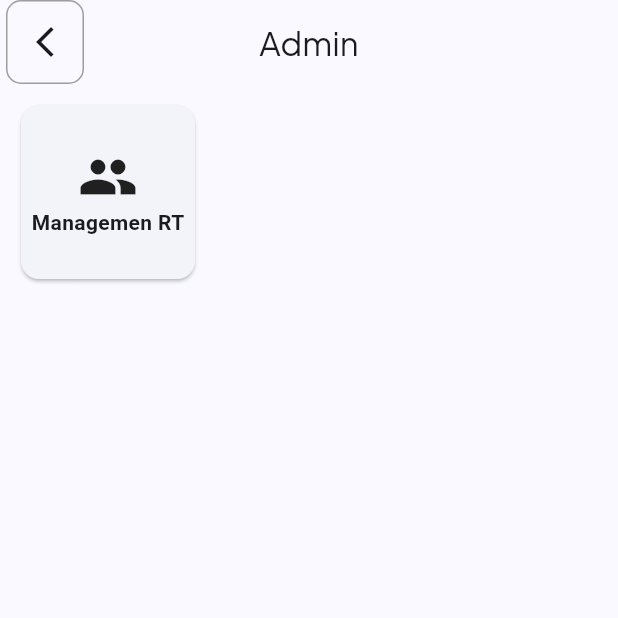
After one commit to IKHINtech/sirnawa-mobile, a Flutter app: the HomeScreen screen opened by its route, after a tap on "Admin", on a phone screen of 412 x 824 dp, the top half of it. The commit adds this screen. Run offline on Flutter 3.47's test engine with Material 3 defaults, Android fonts, the phone set to English and light mode, and no system bars; our stand-ins replace cookie_jar, dio, dio_cookie_manager, flutter_dotenv, freezed_annotation, go_router and 3 more; accounts and stored records are empty; network calls fail; Roboto replaces fonts that are missing (Merriweather Sans).

Commit message:
[update] add custom app bar

```diff
--- a/lib/config/depedencies.dart
+++ b/lib/config/depedencies.dart
@@ -1,6 +1,7 @@
 import 'package:flutter/widgets.dart';
 import 'package:provider/provider.dart';
 import 'package:provider/single_child_widget.dart';
+import 'package:sirnawa_mobile/config/app_config.dart';
 import 'package:sirnawa_mobile/data/repositories/auth/auth_repository.dart';
 import 'package:sirnawa_mobile/data/repositories/auth/auth_repository_remote.dart';
 import 'package:sirnawa_mobile/data/repositories/rt/rt_repository.dart';
@@ -19,7 +20,7 @@ List<SingleChildWidget> get providersRemote {
     Provider<AuthApiClient>(create: (BuildContext context) => AuthApiClient()),
     Provider<ApiClient>(
       create:
-          (BuildContext context) => ApiClient(baseUrl: ""),
+          (BuildContext context) => ApiClient(baseUrl: AppConfig.apiBaseUrl),
     ),
     Provider<SharedPreferencesService>(
       create: (context) => SharedPreferencesService(),
@@ -28,7 +29,7 @@ List<SingleChildWidget> get providersRemote {
       create:
           (BuildContext context) =>
               AuthRepositoryRemote(
-                userService: UserService(context.read<ApiClient>()),
+                    userService: UserService(context.read<ApiClient>()),
                     authApiClient: context.read<AuthApiClient>(),
                     apiClient: context.read<ApiClient>(),
                     sharedPreferencesService:
--- a/lib/data/services/api/auth_api_client.dart
+++ b/lib/data/services/api/auth_api_client.dart
@@ -1,11 +1,12 @@
 import 'package:dio/dio.dart';
+import 'package:sirnawa_mobile/config/app_config.dart';
 import 'package:sirnawa_mobile/data/services/api/model/login_request/login_request.dart';
 import 'package:sirnawa_mobile/data/services/api/model/login_response/login_response.dart';
 import 'package:sirnawa_mobile/utils/result.dart';
 
 class AuthApiClient {
   AuthApiClient({Dio? dio})
-    : _dio = dio ?? Dio(BaseOptions(baseUrl: ''));
+    : _dio = dio ?? Dio(BaseOptions(baseUrl: AppConfig.apiBaseUrl));
 
   final Dio _dio;
 
@@ -28,6 +29,7 @@ class AuthApiClient {
       return Result.error(Exception(error));
     }
   }
+
   Future<Result<LoginResponse>> refreshToken() async {
     try {
       final response = await _dio.post(
--- a/lib/routing/router_v2.dart
+++ b/lib/routing/router_v2.dart
@@ -3,6 +3,8 @@ import 'package:go_router/go_router.dart';
 import 'package:provider/provider.dart';
 import 'package:sirnawa_mobile/data/repositories/auth/auth_repository.dart';
 import 'package:sirnawa_mobile/routing/routes.dart';
+import 'package:sirnawa_mobile/ui/admin/rt/widget/rt_screen.dart';
+import 'package:sirnawa_mobile/ui/admin/widgets/admin_screen.dart';
 import 'package:sirnawa_mobile/ui/auth/login/view_models/login_viewmodel.dart';
 import 'package:sirnawa_mobile/ui/auth/login/widgets/login_screen.dart';
 import 'package:sirnawa_mobile/ui/community/widgets/community_screen.dart';
@@ -26,6 +28,8 @@ GoRouter createRouter(BuildContext context) => GoRouter(
         );
       },
     ),
+    GoRoute(path: Routes.admin, builder: (context, state) => AdminScreen()),
+    GoRoute(path: Routes.adminRt, builder: (context, state) => RtScreen()),
     ShellRoute(
       builder: (context, state, child) => HomeShell(child: child),
       routes: [
--- a/lib/routing/routes.dart
+++ b/lib/routing/routes.dart
@@ -4,6 +4,12 @@ abstract final class Routes {
   static const warung = '/warung';
   static const profile = '/profile';
   static const login = '/login';
+  static const admin = '/admin';
+  static const adminRt = '/admin/rt';
+  static const adminRw = '/admin/rw';
+  static const adminBlock = '/admin/block';
+  static const adminHome = '/admin/home';
+  static const adminResident = '/admin/resident';
   static const search = '/$searchRelative';
   static const searchRelative = 'search';
   static const results = '/$resultsRelative';
--- /dev/null
+++ b/lib/ui/admin/widgets/admin_screen.dart
@@ -0,0 +1,68 @@
+import 'package:flutter/material.dart';
+import 'package:go_router/go_router.dart';
+import 'package:sirnawa_mobile/routing/routes.dart';
+import 'package:sirnawa_mobile/ui/core/ui/custom_appbar.dart';
+
+class AdminScreen extends StatefulWidget {
+  const AdminScreen({super.key});
+
+  @override
+  State<AdminScreen> createState() => _AdminScreenState();
+}
+
+class _AdminScreenState extends State<AdminScreen> {
+  @override
+  Widget build(BuildContext context) {
+    return Scaffold(
+      appBar: CustomAppBar(title: "Admin"),
+      body: SingleChildScrollView(
+        child: Column(
+          children: [
+            GridView.count(
+              primary: false,
+              shrinkWrap: true,
+              padding: const EdgeInsets.all(10),
+              crossAxisSpacing: 10,
+              mainAxisSpacing: 10,
+              crossAxisCount: 3,
+              children: <Widget>[
+                _itemAdmin(
+                  onClick: () {
+                    context.push(Routes.adminRt);
+                  },
+                  icon: Icons.group,
+                  title: "Managemen RT",
+                ),
+              ],
+            ),
+          ],
+        ),
+      ),
+    );
+  }
+
+  GestureDetector _itemAdmin({
+    required VoidCallback onClick,
+    required String title,
+    required IconData icon,
+  }) {
+    return GestureDetector(
+      onTap: onClick,
+      child: Card(
+        child: Column(
+          mainAxisAlignment: MainAxisAlignment.center,
+          crossAxisAlignment: CrossAxisAlignment.center,
+          children: [
+            Icon(icon, size: 40),
+            Text(
+              title,
+              style: Theme.of(
+                context,
+              ).textTheme.bodyMedium!.copyWith(fontWeight: FontWeight.bold),
+            ),
+          ],
+        ),
+      ),
+    );
+  }
+}
--- /dev/null
+++ b/lib/ui/core/ui/custom_appbar.dart
@@ -0,0 +1,38 @@
+import 'package:flutter/material.dart';
+import 'package:go_router/go_router.dart';
+
+class CustomAppBar extends StatelessWidget implements PreferredSizeWidget {
+  final String title;
+  final VoidCallback? onLeadingTap;
+  final List<Widget>? actions;
+
+  const CustomAppBar({
+    super.key,
+    required this.title,
+    this.onLeadingTap,
+    this.actions,
+  });
+
+  @override
+  Widget build(BuildContext context) {
+    return AppBar(
+      centerTitle: true,
+      leading: GestureDetector(
+        onTap: onLeadingTap ?? () => context.pop(),
+        child: Container(
+          margin: EdgeInsets.only(left: 4),
+          decoration: BoxDecoration(
+            border: Border.all(color: Colors.grey),
+            borderRadius: BorderRadius.circular(10),
+          ),
+          child: Icon(Icons.arrow_back_ios_new),
+        ),
+      ),
+      title: Text(title),
+      actions: actions,
+    );
+  }
+
+  @override
+  Size get preferredSize => Size.fromHeight(kToolbarHeight);
+}
--- a/lib/ui/home/widgets/home_screen.dart
+++ b/lib/ui/home/widgets/home_screen.dart
@@ -1,6 +1,8 @@
 import 'package:flutter/material.dart';
+import 'package:go_router/go_router.dart';
 import 'package:lucide_icons/lucide_icons.dart';
 import 'package:provider/provider.dart';
+import 'package:sirnawa_mobile/routing/routes.dart';
 import 'package:sirnawa_mobile/ui/home/view_models/home_viewmodel.dart';
 
 class HomeScreen extends StatefulWidget {
@@ -52,122 +54,21 @@ class _HomeScreenState extends State<HomeScreen> {
               ),
               padding: const EdgeInsets.only(bottom: 16.0, left: 16, right: 16),
               child: Column(
-                children: [
-                  Text(
-                    "Sirnajaya Kartika",
-                    style: Theme.of(
-                      context,
-                    ).textTheme.titleLarge!.copyWith(fontWeight: FontWeight.bold),
-                  ),
-                  Row(
-                    children: [
-                      Expanded(
-                        child: Padding(
-                          padding: const EdgeInsets.all(2.0),
-                          child: Column(
-                            mainAxisAlignment: MainAxisAlignment.start,
-                            crossAxisAlignment: CrossAxisAlignment.start,
-                            children: [
-                              Row(
-                                children: [
-                                  Icon(
-                                    Icons.apartment_rounded,
-                                    color: Theme.of(context).colorScheme.tertiary,
-                                  ),
-                                  SizedBox(width: 8),
-                                  Column(
-                                    crossAxisAlignment: CrossAxisAlignment.start,
-                                    children: [
-                                      Text(
-                                        viewmodel.user?.resident?.name ?? "-",
-                                        style: Theme.of(
-                                          context,
-                                        ).textTheme.titleMedium!.copyWith(
-                                          fontWeight: FontWeight.bold,
+                children: [_title(context), _userLogin(context, viewmodel)],
               ),
             ),
-                                      Text(
-                                        viewmodel.user?.role.toUpperCase() ?? "-",
-                                        style:
-                                            Theme.of(context).textTheme.bodySmall,
-                                      ),
-                                    ],
-                                  ),
-                                ],
-                              ),
-                              Text(
-                                "Blok I - 1 No.29",
-                                style: Theme.of(
-                                  context,
-                                ).textTheme.bodySmall!.copyWith(
-                                  fontWeight: FontWeight.bold,
-                                  color: Colors.grey,
-                                ),
-                              ),
+            SizedBox(height: 16),
+            _mainMenu(context),
+            Container(height: 20, color: Colors.white),
+            _fiture(context),
           ],
         ),
       ),
-                      ),
-                      CircleAvatar(
-                        backgroundColor: Theme.of(context).colorScheme.primary,
-                        radius: 30,
-                        child: const Icon(LucideIcons.user, color: Colors.white),
-                      ),
-                    ],
-                  ),
-                ],
-              ),
-            ),
-            SizedBox(height: 16),
-            Container(
-              decoration: BoxDecoration(
-                borderRadius: BorderRadius.all(Radius.circular(20)),
-                color: Theme.of(context).colorScheme.surface,
-              ),
-              child: Column(
-                children: [
-                  Center(
-                    child: Text(
-                      "Menu",
-                      style: Theme.of(context).textTheme.headlineMedium!.copyWith(
-                        fontWeight: FontWeight.bold,
-                      ),
-                    ),
-                  ),
-                  GridView.count(
-                    primary: false,
-                    shrinkWrap: true,
-                    padding: const EdgeInsets.all(10),
-                    crossAxisSpacing: 10,
-                    mainAxisSpacing: 10,
-                    crossAxisCount: 4,
-                    children: <Widget>[
-                      _menuItem(context, title: "IPL", icon: Icons.receipt_long),
-                      _menuItem(
-                        context,
-                        title: "Info",
-                        color: Colors.orange,
-                        icon: LucideIcons.info,
-                      ),
-                      _menuItem(
-                        context,
-                        title: "Ronda",
-                        color: Colors.green,
-                        icon: Icons.security,
-                      ),
-                      _menuItem(
-                        context,
-                        title: "Admin",
-                        color: Colors.purple,
-                        icon: Icons.settings,
-                      ),
-                    ],
-                  ),
-                ],
-              ),
-            ),
-            Container(height: 20, color: Colors.white),
-            Container(
+    );
+  }
+
+  Container _fiture(BuildContext context) {
+    return Container(
       padding: const EdgeInsets.all(16),
       decoration: BoxDecoration(
         borderRadius: BorderRadius.all(Radius.circular(20)),
@@ -179,9 +80,9 @@ class _HomeScreenState extends State<HomeScreen> {
         children: [
           Text(
             "Fitur",
-                    style: Theme.of(context).textTheme.headlineMedium!.copyWith(
-                      fontWeight: FontWeight.bold,
-                    ),
+            style: Theme.of(
+              context,
+            ).textTheme.headlineMedium!.copyWith(fontWeight: FontWeight.bold),
           ),
           GridView.count(
             primary: false,
@@ -205,13 +106,130 @@ class _HomeScreenState extends State<HomeScreen> {
           ),
         ],
       ),
+    );
+  }
+
+  Container _mainMenu(BuildContext context) {
+    return Container(
+      decoration: BoxDecoration(
+        borderRadius: BorderRadius.all(Radius.circular(20)),
+        color: Theme.of(context).colorScheme.surface,
+      ),
+      child: Column(
+        children: [
+          Center(
+            child: Text(
+              "Menu",
+              style: Theme.of(
+                context,
+              ).textTheme.headlineMedium!.copyWith(fontWeight: FontWeight.bold),
+            ),
+          ),
+          GridView.count(
+            primary: false,
+            shrinkWrap: true,
+            padding: const EdgeInsets.all(10),
+            crossAxisSpacing: 10,
+            mainAxisSpacing: 10,
+            crossAxisCount: 4,
+            children: <Widget>[
+              _menuItem(
+                onTab: () {},
+                context,
+                title: "IPL",
+                icon: Icons.receipt_long,
+              ),
+              _menuItem(
+                onTab: () {},
+                context,
+                title: "Info",
+                color: Colors.orange,
+                icon: LucideIcons.info,
+              ),
+              _menuItem(
+                onTab: () {},
+                context,
+                title: "Ronda",
+                color: Colors.green,
+                icon: Icons.security,
+              ),
+              _menuItem(
+                onTab: () {
+                  context.push(Routes.admin);
+                },
+                context,
+                title: "Admin",
+                color: Colors.purple,
+                icon: Icons.settings,
+              ),
+            ],
+          ),
+        ],
+      ),
+    );
+  }
+
+  Row _userLogin(BuildContext context, HomeViewmodel viewmodel) {
+    return Row(
+      children: [
+        Expanded(
+          child: Padding(
+            padding: const EdgeInsets.all(2.0),
+            child: Column(
+              mainAxisAlignment: MainAxisAlignment.start,
+              crossAxisAlignment: CrossAxisAlignment.start,
+              children: [
+                Row(
+                  children: [
+                    Icon(
+                      Icons.apartment_rounded,
+                      color: Theme.of(context).colorScheme.tertiary,
+                    ),
+                    SizedBox(width: 8),
+                    Column(
+                      crossAxisAlignment: CrossAxisAlignment.start,
+                      children: [
+                        Text(
+                          viewmodel.user?.resident?.name ?? "-",
+                          style: Theme.of(context).textTheme.titleMedium!
+                              .copyWith(fontWeight: FontWeight.bold),
+                        ),
+                        Text(
+                          viewmodel.user?.role.toUpperCase() ?? "-",
+                          style: Theme.of(context).textTheme.bodySmall,
+                        ),
+                      ],
+                    ),
+                  ],
+                ),
+                Text(
+                  "Blok I - 1 No.29",
+                  style: Theme.of(context).textTheme.bodySmall!.copyWith(
+                    fontWeight: FontWeight.bold,
+                    color: Colors.grey,
+                  ),
                 ),
               ],
             ),
           ),
+        ),
+        CircleAvatar(
+          backgroundColor: Theme.of(context).colorScheme.primary,
+          radius: 30,
+          child: const Icon(LucideIcons.user, color: Colors.white),
+        ),
+      ],
     );
   }
 
+  Text _title(BuildContext context) {
+    return Text(
+      "Sirnajaya Kartika",
+      style: Theme.of(
+        context,
+      ).textTheme.titleLarge!.copyWith(fontWeight: FontWeight.bold),
+    );
+  }
 
   Container _fitureItem() {
     return Container(
@@ -221,13 +239,16 @@ class _HomeScreenState extends State<HomeScreen> {
     );
   }
 
-  Column _menuItem(
+  GestureDetector _menuItem(
     BuildContext context, {
     required title,
+    required onTab,
     Color? color,
     IconData? icon,
   }) {
-    return Column(
+    return GestureDetector(
+      onTap: onTab,
+      child: Column(
         mainAxisAlignment: MainAxisAlignment.center,
         crossAxisAlignment: CrossAxisAlignment.center,
         children: [
@@ -239,6 +260,7 @@ class _HomeScreenState extends State<HomeScreen> {
             ).textTheme.bodyLarge!.copyWith(fontWeight: FontWeight.bold),
           ),
         ],
+      ),
     );
   }
 }
```
Also changed, not shown: lib/data/repositories/auth/auth_repository_remote.dart (+4 -4 lines), lib/ui/admin/rt/widget/rt_screen.dart (added, +16 -0 lines). Lines whose indentation alone changed are shown as unchanged.
